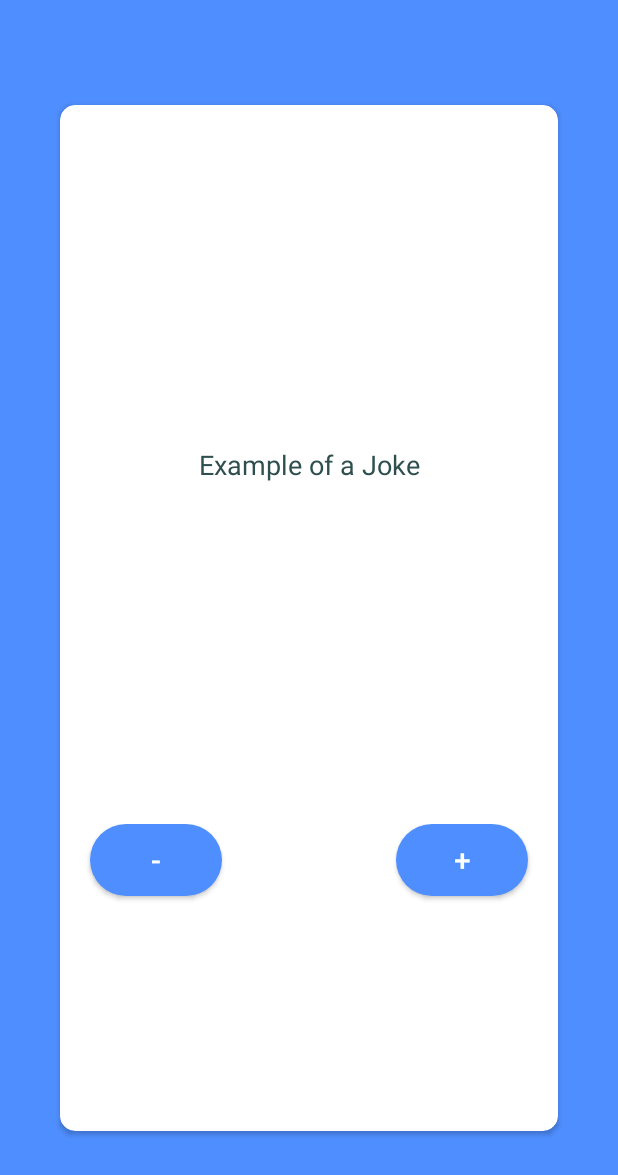
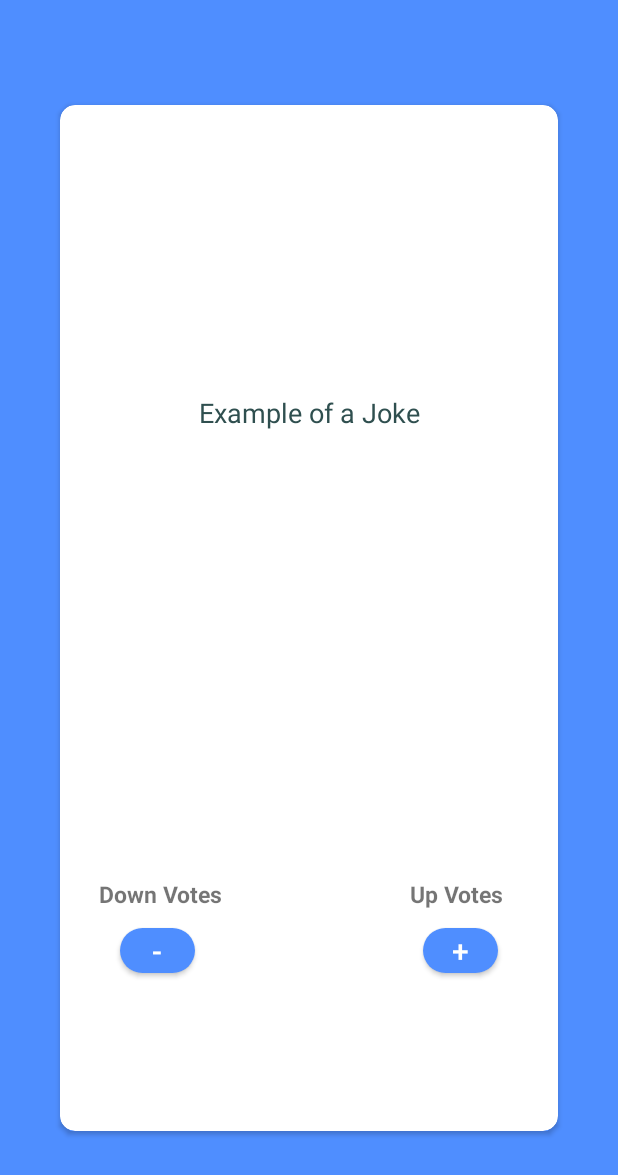
Before and after one commit to ahmed-rabie-moussa/Corny-Joke, an Android app: the layout fetched_joke_fragment.xml on its own in the app's theme, with its tools: preview values and no code run, on a phone screen of 412 x 824 dp. Shown: the top 1175 px of the screen. Run offline under Robolectric (Android 15) with nearby library versions, the phone set to English and light mode, and no system bars.

```diff
--- a/app/src/main/res/layout/fetched_joke_fragment.xml
+++ b/app/src/main/res/layout/fetched_joke_fragment.xml
@@ -24,9 +24,10 @@
             <RelativeLayout
                 android:layout_width="match_parent"
                 android:layout_height="match_parent"
-                android:layout_weight="3">
+                android:layout_weight="4">
 
                 <TextView
+                    android:id="@+id/presented_joke"
                     android:layout_width="match_parent"
                     android:layout_height="match_parent"
                     android:gravity="center"
@@ -38,30 +39,59 @@
             <RelativeLayout
                 android:layout_width="match_parent"
                 android:layout_height="match_parent"
-                android:layout_marginBottom="20dp"
-                android:layout_weight="7">
+                android:layout_weight="6">
+
+                <RelativeLayout
+                    android:layout_width="match_parent"
+                    android:layout_height="match_parent"
+                    android:gravity="center">
+
+                    <TextView
+                        android:layout_width="wrap_content"
+                        android:layout_height="wrap_content"
+                        android:layout_above="@id/minus_button"
+                        android:layout_marginStart="26dp"
+                        android:layout_marginBottom="12dp"
+                        android:text="Down Votes"
+                        android:textSize="15sp"
+                        android:textStyle="bold">
+
+                    </TextView>
 
                     <Button
-                    android:layout_width="wrap_content"
-                    android:layout_height="wrap_content"
+                        android:id="@+id/minus_button"
+                        android:layout_width="50dp"
+                        android:layout_height="30dp"
                         android:layout_alignParentStart="true"
-                    android:layout_marginStart="20dp"
+                        android:layout_marginStart="40dp"
                         android:background="@drawable/plus_minus_background"
                         android:text="-"
-
                         android:textColor="#fff"
                         android:textSize="20sp" />
 
-                <Button
+                    <TextView
                         android:layout_width="wrap_content"
                         android:layout_height="wrap_content"
+                        android:layout_above="@id/plus_button"
                         android:layout_alignParentEnd="true"
-                    android:layout_marginEnd="20dp"
+                        android:layout_marginEnd="36dp"
+                        android:layout_marginBottom="12dp"
+                        android:text="Up Votes"
+                        android:textSize="15sp"
+                        android:textStyle="bold" />
+
+                    <Button
+                        android:id="@+id/plus_button"
+                        android:layout_width="50dp"
+                        android:layout_height="30dp"
+                        android:layout_alignParentEnd="true"
+                        android:layout_marginEnd="40dp"
                         android:background="@drawable/plus_minus_background"
                         android:text="+"
                         android:textColor="#fff"
                         android:textSize="20sp" />
                 </RelativeLayout>
+            </RelativeLayout>
         </LinearLayout>
     </androidx.cardview.widget.CardView>
 
--- a/app/src/main/res/layout/joke_fragment.xml
+++ b/app/src/main/res/layout/joke_fragment.xml
@@ -8,7 +8,7 @@
         android:layout_width="wrap_content"
         android:layout_height="wrap_content"
         android:layout_centerInParent="true"
-        android:text="Example of a Joke"
+        android:text="Hit to laugh"
         android:textColor="#fff"
         android:textSize="22sp" />
 
--- a/app/src/main/res/layout/jokes_screen.xml
+++ b/app/src/main/res/layout/jokes_screen.xml
@@ -12,7 +12,7 @@
         android:layout_width="match_parent"
         android:layout_height="match_parent"
         android:layout_weight="55"
-        tools:layout="@layout/fetched_joke_fragment" />
+        tools:layout="@layout/joke_fragment" />
 
     <fragment
         android:id="@+id/lowerJokeFragment"
--- a/app/src/main/res/layout/panel_fragment.xml
+++ b/app/src/main/res/layout/panel_fragment.xml
@@ -30,6 +30,7 @@
             android:paddingLeft="20dp"
             android:paddingTop="20dp"
             android:paddingRight="20dp"
+            android:onClick="getAJoke"
             android:paddingBottom="20dp" />
 
         <TextView
--- a/app/src/main/res/values/styles.xml
+++ b/app/src/main/res/values/styles.xml
@@ -1,6 +1,6 @@
 <resources>
     <!-- Base application theme. -->
-    <style name="AppTheme" parent="Theme.AppCompat.Light.DarkActionBar">
+    <style name="AppTheme" parent="Theme.AppCompat.Light.NoActionBar">
         <!-- Customize your theme here. -->
         <item name="colorPrimary">@color/colorPrimary</item>
         <item name="colorPrimaryDark">@color/colorPrimaryDark</item>
```
Also changed, not shown: app/src/main/java/com/rabie/cornyjoke/JokeFragment.java (+13 -3 lines), app/src/main/java/com/rabie/cornyjoke/JokesActivity.java (+12 -0 lines). Lines whose indentation alone changed are shown as unchanged.
